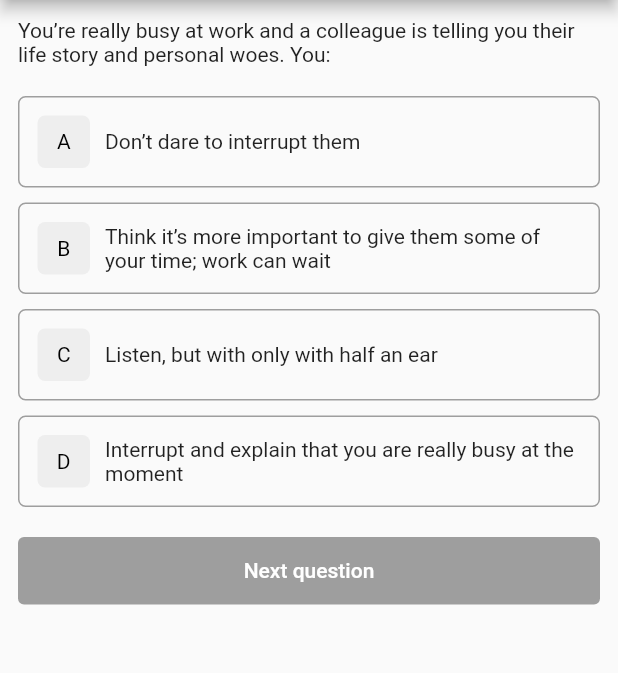
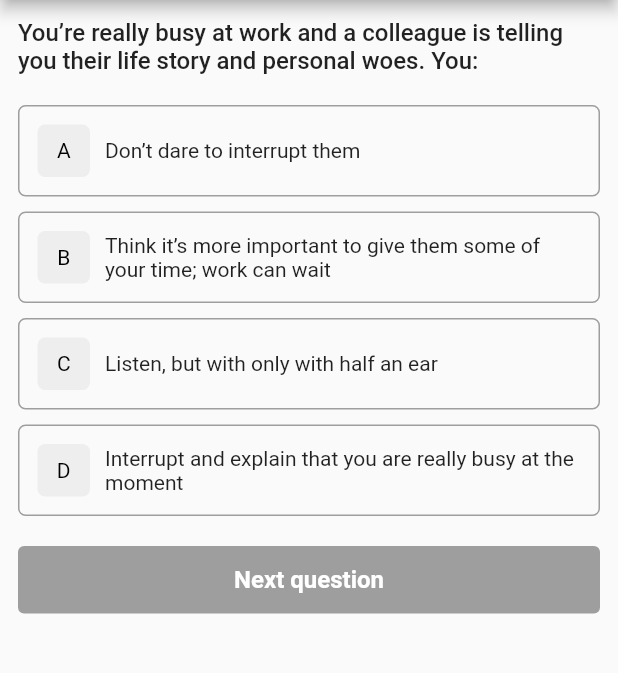
Before and after one commit to Abdullah-Jacksi/personality_test_app, a Flutter app: the screen it shows after launch, on a phone screen of 412 x 824 dp, the part 84-757 px from its top. Run offline on Flutter 3.47's test engine with Material 2 defaults, Android fonts, the phone set to English and light mode, and no system bars.

Commit message:
added: result view + result view model + injected home view model in result view model

```diff
--- a/lib/config/provider_config.dart
+++ /dev/null
@@ -1,9 +0,0 @@
-import 'package:flutter/material.dart';
-import 'package:personality_test_app/core/domin/questions/questions_repository_provider.dart';
-import 'package:provider/provider.dart';
-import 'package:provider/single_child_widget.dart';
-
-List<SingleChildWidget> providers = [
-  ChangeNotifierProvider(
-      create: (BuildContext context) => QuestionsRepositoryProvider()),
-];
--- a/lib/core/view_models/home/home_view_model.dart
+++ b/lib/core/view_models/home/home_view_model.dart
@@ -1,3 +1,96 @@
+// import 'dart:developer';
+// import 'package:flutter/material.dart';
+// import 'package:personality_test_app/core/constants/routes.dart';
+// import 'package:personality_test_app/core/domin/questions/questions_repository_provider.dart';
+// import 'package:personality_test_app/core/models/question_model.dart';
+// import 'package:personality_test_app/core/view_models/base/base_view_models.dart';
+//
+// class HomeViewModel extends BaseViewModel {
+//   HomeViewModel({
+//     required QuestionsRepositoryProvider questionsRepositoryProvider,
+//   }) : _questionsRepositoryProvider = questionsRepositoryProvider; //,
+//
+//   final QuestionsRepositoryProvider _questionsRepositoryProvider;
+//
+//   List<QuestionModel>? get questions => _questionsRepositoryProvider.questions;
+//
+//   Future<bool> refresh() async {
+//     setBusy(true);
+//     final success = await _questionsRepositoryProvider.fetchQuestions();
+//     setBusy(false);
+//     return success;
+//   }
+//
+//
+//   List<int> cacheAnswersList = [];
+//   bool isLastQuestion = false;
+//
+//   void initialCacheAnswersList() {
+//     for (int i = 0; i < questions!.length; i++) {
+//       cacheAnswersList.add(-1);
+//     }
+//   }
+//
+//   void nextQuestion(BuildContext context) {
+//     if ((getSelectedQuestionIndex + 1) == questions!.length) {
+//       cacheAnswersList[getSelectedQuestionIndex] = getSelectedAnswerIndex;
+//       isLastQuestion = true;
+//       resultScore();
+//       notifyListeners();
+//       showResult(context);
+//
+//     } else {
+//       cacheAnswersList[getSelectedQuestionIndex] = getSelectedAnswerIndex;
+//       if (cacheAnswersList[getSelectedQuestionIndex + 1] != -1) {
+//         setSelectedAnswerIndex(cacheAnswersList[getSelectedQuestionIndex + 1]);
+//       } else {
+//         setSelectedAnswerIndex(-1);
+//       }
+//       setSelectedQuestionIndex(getSelectedQuestionIndex + 1);
+//     }
+//   }
+//
+//   void previousQuestion() {
+//     if (getSelectedQuestionIndex > 0) {
+//       setSelectedQuestionIndex(getSelectedQuestionIndex - 1);
+//       setSelectedAnswerIndex(cacheAnswersList[getSelectedQuestionIndex]);
+//     }
+//   }
+//   int res = 0;
+//   int resultScore() {
+//      res = 0;
+//     for (int i = 0; i < cacheAnswersList.length; i++) {
+//       // log(cacheAnswersList[i].toString());
+//       res += cacheAnswersList[i];
+//     }
+//     log(res.toString() + " resultScore");
+//     return res;
+//   }
+//
+//   void showResult(BuildContext context) {
+//     goTo(context, path: RoutePaths.result);
+//   }
+//
+//   // Selected Question Index Provider
+//   int _selectedQuestionIndex = 0;
+//
+//   int get getSelectedQuestionIndex => _selectedQuestionIndex;
+//
+//   void setSelectedQuestionIndex(int index) {
+//     _selectedQuestionIndex = index;
+//     notifyListeners();
+//   }
+//
+//   // Selected Answer Index Provider
+//   int _selectedAnswerIndex = -1;
+//
+//   int get getSelectedAnswerIndex => _selectedAnswerIndex;
+//
+//   void setSelectedAnswerIndex(int index) {
+//     _selectedAnswerIndex = index;
+//     notifyListeners();
+//   }
+// }
 import 'dart:developer';
 import 'package:flutter/material.dart';
 import 'package:personality_test_app/core/constants/routes.dart';
@@ -16,46 +109,81 @@ class HomeViewModel extends BaseViewModel {
 
   Future<bool> refresh() async {
     setBusy(true);
+    notifyListeners();
     final success = await _questionsRepositoryProvider.fetchQuestions();
     setBusy(false);
+    notifyListeners();
     return success;
   }
 
   List<int> cacheAnswersList = [];
-  void initialCacheAnswersList(){
-    for(int i = 0 ; i < questions!.length ; i++){
+
+  void initialCacheAnswersList() {
+    cacheAnswersList = [];
+    if(questions != null){
+    for (int i = 0; i < questions!.length; i++) {
       cacheAnswersList.add(-1);
+    }
+    log(cacheAnswersList.length.toString() + " cacheAnswersList length");
+  }}
+
+  bool checkIfLastQuestion (){
+    if ((getSelectedQuestionIndex + 1) == questions?.length){
+      return true;
+    }
+    else{
+      return false;
     }
   }
 
-  void nextQuestion(BuildContext context) {
-    if ((getSelectedQuestionIndex + 1) == questions!.length) {
-      showResult(context);
+
+  bool checkIfNotSelectedAnswer (){
+    if (getSelectedAnswerIndex == -1){
+      return true;
+    }
+    else{
+      return false;
+    }
+  }
+
+
+  void goToNextQuestion(BuildContext context) {
+    if ((getSelectedQuestionIndex + 1) == questions?.length) {
+      cacheAnswersList[getSelectedQuestionIndex] = getSelectedAnswerIndex;
+      getResultScore();
+      goTo(context, path:RoutePaths.result);
+
     } else {
       cacheAnswersList[getSelectedQuestionIndex] = getSelectedAnswerIndex;
-      if(cacheAnswersList[getSelectedQuestionIndex + 1] != -1){
+      if (cacheAnswersList[getSelectedQuestionIndex + 1] != -1) {
         setSelectedAnswerIndex(cacheAnswersList[getSelectedQuestionIndex + 1]);
-      }else{
+      } else {
         setSelectedAnswerIndex(-1);
       }
       setSelectedQuestionIndex(getSelectedQuestionIndex + 1);
     }
   }
 
-  void previousQuestion() {
+  void goToPreviousQuestion() {
     if (getSelectedQuestionIndex > 0) {
       setSelectedQuestionIndex(getSelectedQuestionIndex - 1);
       setSelectedAnswerIndex(cacheAnswersList[getSelectedQuestionIndex]);
     }
   }
-
-  void showResult(BuildContext context) {
-    goTo(context, path: RoutePaths.result);
+  int getResultScore() {
+    int res = 0;
+    for (int i = 0; i < cacheAnswersList.length; i++) {
+      res += cacheAnswersList[i];
+    }
+    log(res.toString() + " resultScore");
+    return res;
   }
 
   // Selected Question Index Provider
   int _selectedQuestionIndex = 0;
+
   int get getSelectedQuestionIndex => _selectedQuestionIndex;
+
   void setSelectedQuestionIndex(int index) {
     _selectedQuestionIndex = index;
     notifyListeners();
@@ -63,7 +191,9 @@ class HomeViewModel extends BaseViewModel {
 
   // Selected Answer Index Provider
   int _selectedAnswerIndex = -1;
+
   int get getSelectedAnswerIndex => _selectedAnswerIndex;
+
   void setSelectedAnswerIndex(int index) {
     _selectedAnswerIndex = index;
     notifyListeners();
--- /dev/null
+++ b/lib/core/view_models/result/result_view_model.dart
@@ -0,0 +1,28 @@
+import 'dart:developer';
+
+import 'package:flutter/material.dart';
+import 'package:personality_test_app/core/constants/routes.dart';
+import 'package:personality_test_app/core/domin/questions/questions_repository_provider.dart';
+import 'package:personality_test_app/core/models/question_model.dart';
+import 'package:personality_test_app/core/view_models/base/base_view_models.dart';
+import 'package:personality_test_app/core/view_models/home/home_view_model.dart';
+import 'package:personality_test_app/main.dart';
+
+class ResultViewModel extends BaseViewModel {
+  ResultViewModel({
+    required  HomeViewModel homeViewModel,
+  }) : _homeViewModel = homeViewModel;
+
+  final HomeViewModel _homeViewModel;
+
+  String get result {
+    if(_homeViewModel.getResultScore() >= 7){
+      return "You are more of a public extrovert and private introvert";
+    }
+    return "You are more of an introvert";
+  }
+
+  void retakeTest (BuildContext context){
+    goTo(context, path: RoutePaths.home , pushAndReplace:true);
+  }
+}
--- a/lib/main.dart
+++ b/lib/main.dart
@@ -1,7 +1,11 @@
+import 'dart:developer';
 import 'package:flutter/material.dart';
-import 'package:personality_test_app/config/provider_config.dart';
 import 'package:personality_test_app/config/router_config.dart';
 import 'package:personality_test_app/core/constants/routes.dart';
+import 'package:personality_test_app/core/domin/questions/questions_repository_provider.dart';
+import 'package:personality_test_app/core/view_models/home/home_view_model.dart';
+import 'package:personality_test_app/core/view_models/result/result_view_model.dart';
+import 'package:personality_test_app/core/view_models/splash_view_model/splash_view_model.dart';
 import 'package:provider/provider.dart';
 
 void main() {
@@ -13,13 +17,36 @@ class MyApp extends StatelessWidget {
 
   @override
   Widget build(BuildContext context) {
+    return ChangeNotifierProvider(
+        create: (context) => QuestionsRepositoryProvider(),
+        child: Consumer<QuestionsRepositoryProvider>(
+            builder: (context, questionsRepositoryProvider, child) {
           return MultiProvider(
-        providers: providers,
+              providers: [
+                ChangeNotifierProvider(
+                    create: (BuildContext context) => SplashViewModel(
+                        questionsRepositoryProvider:
+                            questionsRepositoryProvider)),
+                ChangeNotifierProvider(
+                    create: (BuildContext context) => HomeViewModel(
+                        questionsRepositoryProvider:
+                            questionsRepositoryProvider)),
+                ChangeNotifierProxyProvider<HomeViewModel, ResultViewModel>(
+                    create: (context) => ResultViewModel(
+                        homeViewModel:
+                            Provider.of<HomeViewModel>(context, listen: false)),
+                    update: (context, homeViewModel, resultViewModel) {
+                      log("update + " +
+                          homeViewModel.getSelectedQuestionIndex.toString());
+                      return ResultViewModel(homeViewModel: homeViewModel);
+                    }),
+              ],
               child: MaterialApp(
                 title: 'Personality Test',
                 debugShowCheckedModeBanner: false,
                 initialRoute: RoutePaths.splash,
                 routes: AppRouter.routes(),
               ));
+        }));
   }
 }
--- /dev/null
+++ b/lib/ui/utils/styles.dart
@@ -0,0 +1,19 @@
+import 'package:flutter/material.dart';
+
+TextStyle headline1TextStyle =
+const TextStyle(fontWeight: FontWeight.w800, fontSize: 20);
+
+TextStyle headline2TextStyle =
+const TextStyle(fontWeight: FontWeight.w500, fontSize: 16);
+
+TextStyle selectedAnswerTextStyle =
+const TextStyle(fontWeight: FontWeight.w800);
+
+TextStyle unSelectedAnswerTextStyle =
+const TextStyle(fontWeight: FontWeight.w400);
+
+TextStyle nextQuestionButtonTextStyle =
+const TextStyle(fontWeight: FontWeight.w600, fontSize: 16 , color: Colors.white);
+
+TextStyle previousQuestionButtonTextStyle =
+const TextStyle(fontWeight: FontWeight.w600, fontSize: 16 , color: Colors.indigo);
--- a/lib/ui/views/base/base_view.dart
+++ /dev/null
@@ -1,42 +0,0 @@
-import 'package:flutter/material.dart';
-import 'package:provider/provider.dart';
-
-class BaseView<T extends ChangeNotifier> extends StatefulWidget {
-  const BaseView({
-    Key? key,
-    required this.builder,
-    required this.model,
-    this.onModelReady,
-  }) : super(key: key);
-
-  final Widget Function(BuildContext context, T model, Widget? child) builder;
-
-  final T model;
-  final void Function(T)? onModelReady;
-
-  @override
-  _BaseWidgetState<T> createState() => _BaseWidgetState<T>();
-}
-
-class _BaseWidgetState<T extends ChangeNotifier> extends State<BaseView<T>> {
-  late T model;
-
-  @override
-  void initState() {
-    model = widget.model;
-    if (widget.onModelReady != null) {
-      widget.onModelReady!(model);
-    }
-    super.initState();
-  }
-
-  @override
-  Widget build(BuildContext context) {
-    return ChangeNotifierProvider<T>(
-      create: (BuildContext context) => model,
-      child: Consumer<T>(
-        builder: widget.builder,
-      ),
-    );
-  }
-}
--- a/lib/ui/views/home/home_view.dart
+++ b/lib/ui/views/home/home_view.dart
@@ -1,54 +1,66 @@
 import 'dart:developer';
 import 'package:flutter/material.dart';
-import 'package:personality_test_app/core/constants/routes.dart';
-import 'package:personality_test_app/core/domin/questions/questions_repository_provider.dart';
 import 'package:personality_test_app/core/view_models/home/home_view_model.dart';
-import 'package:personality_test_app/ui/views/base/base_view.dart';
-import 'package:personality_test_app/ui/views/widgets/answer_item_widget.dart';
+import 'package:personality_test_app/ui/utils/styles.dart';
 import 'package:personality_test_app/ui/views/widgets/answers_column_widget.dart';
 import 'package:personality_test_app/ui/views/widgets/custom_button_widget.dart';
 import 'package:provider/provider.dart';
 
-class HomeView extends StatelessWidget {
+class HomeView extends StatefulWidget {
   const HomeView({Key? key}) : super(key: key);
 
   @override
+  State<HomeView> createState() => _HomeViewState();
+}
+
+class _HomeViewState extends State<HomeView> {
+  @override
+  void initState() {
+    Future.microtask(() async {
+      final model = context.read<HomeViewModel>();
+      if (model.questions != null && model.questions!.isEmpty) {
+        await model.refresh();
+      }
+      model.initialCacheAnswersList();
+      model.setSelectedAnswerIndex(-1);
+      model.setSelectedQuestionIndex(0);
+    });
+
+    super.initState();
+  }
+
+  @override
   Widget build(BuildContext context) {
-    return BaseView<HomeViewModel>(
-      model: HomeViewModel(
-        questionsRepositoryProvider:
-            Provider.of<QuestionsRepositoryProvider>(context),
-      ),
-      onModelReady: (HomeViewModel model) async {
-        if (model.questions != null && model.questions!.isEmpty) {
-          await model.refresh();
-        }
-        model.initialCacheAnswersList();
-        model.setSelectedAnswerIndex(-1);
-        model.setSelectedQuestionIndex(0);
-      },
+    return Consumer<HomeViewModel>(
       builder: (BuildContext context, HomeViewModel model, Widget? child) =>
           Scaffold(
         appBar: AppBar(
           title: const Text("Personality Test"),
           centerTitle: true,
+          leading: Container(),
         ),
         body: SafeArea(
           child: Center(
-              child: model.busy
+              child: (model.busy || model.questions == null)
                   ? const CircularProgressIndicator()
                   : Padding(
                       padding: const EdgeInsets.all(12.0),
                       child: Column(
                         children: [
-                          Text(model.questions![model.getSelectedQuestionIndex]
-                              .question),
+                          Text(
+                            model.questions?[model.getSelectedQuestionIndex]
+                                    .question ??
+                                "question",
+                            style: headline2TextStyle,
+                          ),
                           const SizedBox(height: 20),
                           AnswersColumnWidget(
                               selectedAnswerIndex: model.getSelectedAnswerIndex,
                               answers: model
-                                  .questions![model.getSelectedQuestionIndex]
-                                  .answers!,
+                                      .questions?[
+                                          model.getSelectedQuestionIndex]
+                                      .answers ??
+                                  ['', '', '', ''],
                               onTapFirstAnswer: () {
                                 model.setSelectedAnswerIndex(0);
                               },
@@ -72,22 +84,27 @@ class HomeView extends StatelessWidget {
                                         padding:
                                             const EdgeInsets.only(right: 12.0),
                                         child: CustomButtonWidget(
+                                          text: "Previous",
                                           isPreviousButton: true,
                                           onPressed: () {
-                                            model.previousQuestion();
+                                            model.goToPreviousQuestion();
                                           },
                                         ),
                                       ),
                                     ),
                               Expanded(
                                 child: CustomButtonWidget(
-                                  isLastQuestion: (model.getSelectedQuestionIndex + 1) == model.questions!.length ? true : false,
+                                  text: model.checkIfLastQuestion()
+                                      ? "Finish test"
+                                      : "Next question",
+                                  isLastQuestion: model.checkIfLastQuestion(),
                                   isNotSelectedAnswer:
-                                      model.getSelectedAnswerIndex == -1
-                                          ? true
-                                          : false,
+                                      model.checkIfNotSelectedAnswer(),
                                   onPressed: () {
-                                    model.nextQuestion(context);
+                                    model.goToNextQuestion(context);
+                                    log("update + " +
+                                        model.getSelectedQuestionIndex
+                                            .toString());
                                   },
                                 ),
                               ),
--- a/lib/ui/views/widgets/answer_item_widget.dart
+++ b/lib/ui/views/widgets/answer_item_widget.dart
@@ -1,4 +1,5 @@
 import 'package:flutter/material.dart';
+import 'package:personality_test_app/ui/utils/styles.dart';
 
 class AnswerItemWidget extends StatelessWidget {
   AnswerItemWidget({
@@ -49,9 +50,8 @@ class AnswerItemWidget extends StatelessWidget {
               child: Text(
                 answer,
                 style: selectedAnswerIndex == thisItemIndex
-                    ? const TextStyle(fontWeight: FontWeight.w800)
-                    : const TextStyle(
-                    fontWeight: FontWeight.w400),
+                    ? selectedAnswerTextStyle
+                    : unSelectedAnswerTextStyle,
               ),
             ),
           ],
--- a/lib/ui/views/widgets/custom_button_widget.dart
+++ b/lib/ui/views/widgets/custom_button_widget.dart
@@ -1,4 +1,5 @@
 import 'package:flutter/material.dart';
+import 'package:personality_test_app/ui/utils/styles.dart';
 
 class CustomButtonWidget extends StatelessWidget {
   const CustomButtonWidget({
@@ -6,6 +7,7 @@ class CustomButtonWidget extends StatelessWidget {
     required this.onPressed,
     this.isNotSelectedAnswer = false,
     this.isLastQuestion = false,
+    required this.text,
     Key? key,
   }) : super(key: key);
 
@@ -13,6 +15,7 @@ class CustomButtonWidget extends StatelessWidget {
   final VoidCallback onPressed;
   final bool isNotSelectedAnswer;
   final bool isLastQuestion;
+  final String text;
 
   @override
   Widget build(BuildContext context) {
@@ -41,9 +44,11 @@ class CustomButtonWidget extends StatelessWidget {
                         : MaterialStateProperty.all<Color>(Colors.indigo),
                 ),
           onPressed: isNotSelectedAnswer ? null : onPressed,
-          child: Text(isPreviousButton ? "Previous" : isLastQuestion ? "Finish test" : "Next question",
-              style: TextStyle(
-                  color: isPreviousButton ? Colors.indigo : Colors.white))),
+          child: Text(text ,
+              style: isPreviousButton ?  previousQuestionButtonTextStyle  : nextQuestionButtonTextStyle,
+              // TextStyle(
+              //     color: isPreviousButton ? Colors.indigo : Colors.white)
+          )),
     );
   }
 }
```
Also changed, not shown: lib/ui/views/result/result_view.dart (+41 -2 lines), lib/ui/views/splash/splash_view.dart (+5 -14 lines), lib/config/router_config.dart (line endings or trailing spaces). Lines whose indentation alone changed are shown as unchanged.
